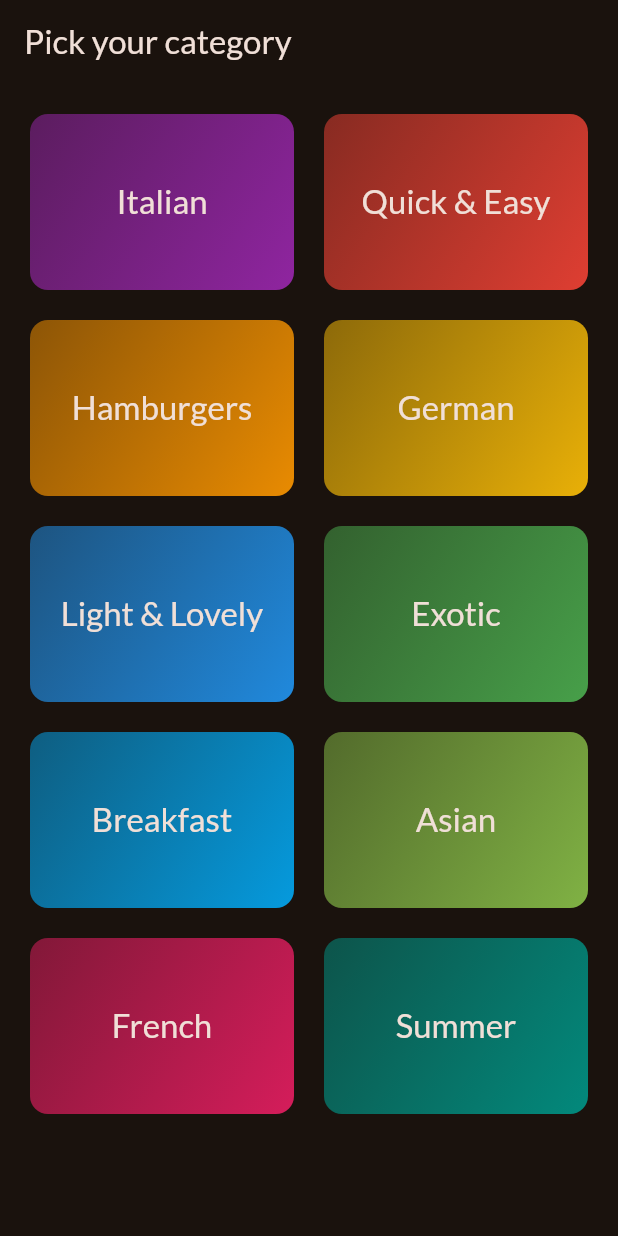
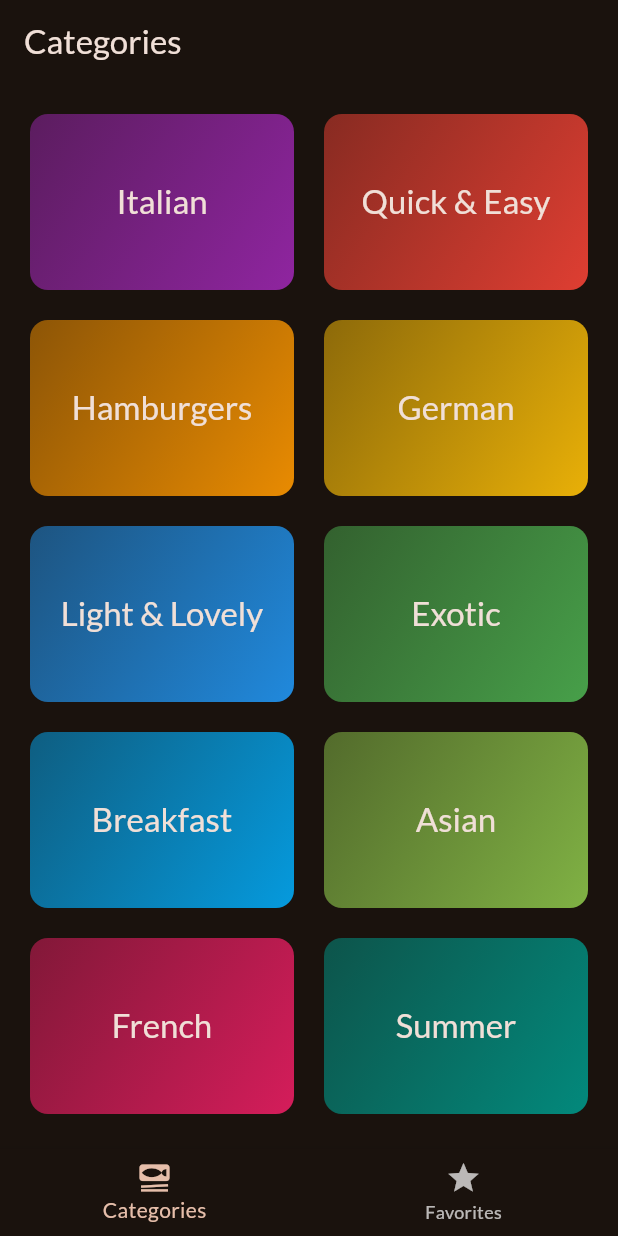
Before and after one commit to Nyctophilus/meals_fluter_app, a Flutter app: the screen it shows after launch, on a phone screen of 412 x 824 dp. Run offline on Flutter 3.47's test engine with Material 2 defaults, Android fonts, the phone set to English and light mode, and no system bars; our stand-ins replace google_fonts, transparent_image.

Commit message:
add favorite screen without it's logic & wide state management

```diff
--- a/lib/main.dart
+++ b/lib/main.dart
@@ -1,7 +1,7 @@
 import 'package:flutter/material.dart';
+import 'package:google_fonts/google_fonts.dart';
 
-import 'package:google_fonts/google_fonts.dart';
-import 'package:meals_app/screens/categories.dart';
+import 'package:meals_app/screens/tabs.dart';
 
 final theme = ThemeData(
   useMaterial3: true,
@@ -23,7 +23,7 @@ class App extends StatelessWidget {
   Widget build(BuildContext context) {
     return MaterialApp(
       theme: theme,
-      home: const Categories(),
+      home: const TabsScreens(),
     );
   }
 }
--- a/lib/screens/categories.dart
+++ b/lib/screens/categories.dart
@@ -9,11 +9,7 @@ class Categories extends StatelessWidget {
 
   @override
   Widget build(BuildContext context) {
-    return Scaffold(
-      appBar: AppBar(
-        title: const Text("Pick your category"),
-      ),
-      body: Padding(
+    return Padding(
       padding: const EdgeInsets.all(20),
       child: GridView(
         gridDelegate: const SliverGridDelegateWithFixedCrossAxisCount(
@@ -31,7 +27,6 @@ class Categories extends StatelessWidget {
                 })
         ],
       ),
-      ),
     );
   }
 
--- /dev/null
+++ b/lib/screens/tabs.dart
@@ -0,0 +1,53 @@
+import 'package:flutter/material.dart';
+import 'package:meals_app/screens/categories.dart';
+import 'package:meals_app/screens/meals.dart';
+
+class TabsScreens extends StatefulWidget {
+  const TabsScreens({super.key});
+
+  @override
+  State<TabsScreens> createState() => _TabsScreensState();
+}
+
+class _TabsScreensState extends State<TabsScreens> {
+  int _currentScreenIndex = 0;
+
+  _selectScreen(int index) {
+    setState(() {
+      _currentScreenIndex = index;
+    });
+  }
+
+  @override
+  Widget build(BuildContext context) {
+    Widget activeScreen = const Categories();
+    String activeScreenTitle = 'Categories';
+
+    if (_currentScreenIndex == 1) {
+      activeScreen = const MealsScreen(meals: []);
+      activeScreenTitle = 'Your Favorites';
+    }
+
+    return Scaffold(
+      appBar: AppBar(
+        title: Text(activeScreenTitle),
+      ),
+      body: activeScreen,
+      bottomNavigationBar: BottomNavigationBar(
+        onTap: _selectScreen,
+        currentIndex: _currentScreenIndex,
+        backgroundColor: Theme.of(context).colorScheme.background,
+        items: const [
+          BottomNavigationBarItem(
+            icon: Icon(Icons.set_meal),
+            label: 'Categories',
+          ),
+          BottomNavigationBarItem(
+            icon: Icon(Icons.star),
+            label: 'Favorites',
+          ),
+        ],
+      ),
+    );
+  }
+}
--- a/pubspec.yaml
+++ b/pubspec.yaml
@@ -37,6 +37,7 @@ dependencies:
   # Use with the CupertinoIcons class for iOS style icons.
   cupertino_icons: ^1.0.2
   google_fonts: ^4.0.4
+  transparent_image: ^2.0.1
 
 dev_dependencies:
   flutter_test:
```
Also changed, not shown: lib/screens/meal_details.dart (added, +70 -0 lines), lib/screens/meal_item.dart (deleted, +0 -18 lines), lib/screens/meals.dart (+9 -5 lines), lib/widgets/meal_item.dart (added, +93 -0 lines), lib/widgets/meal_item_trait.dart (added, +29 -0 lines), pubspec.lock. Lines whose indentation alone changed are shown as unchanged.
